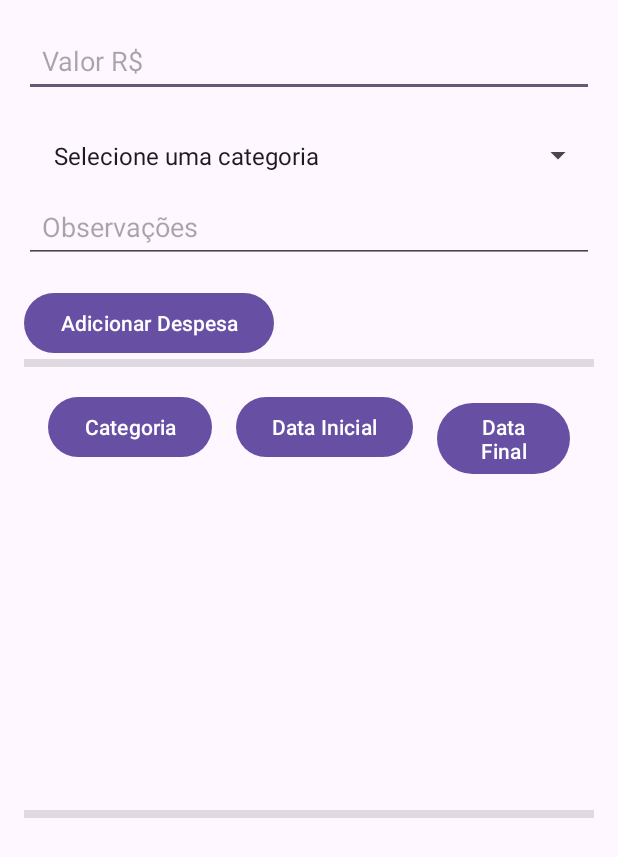
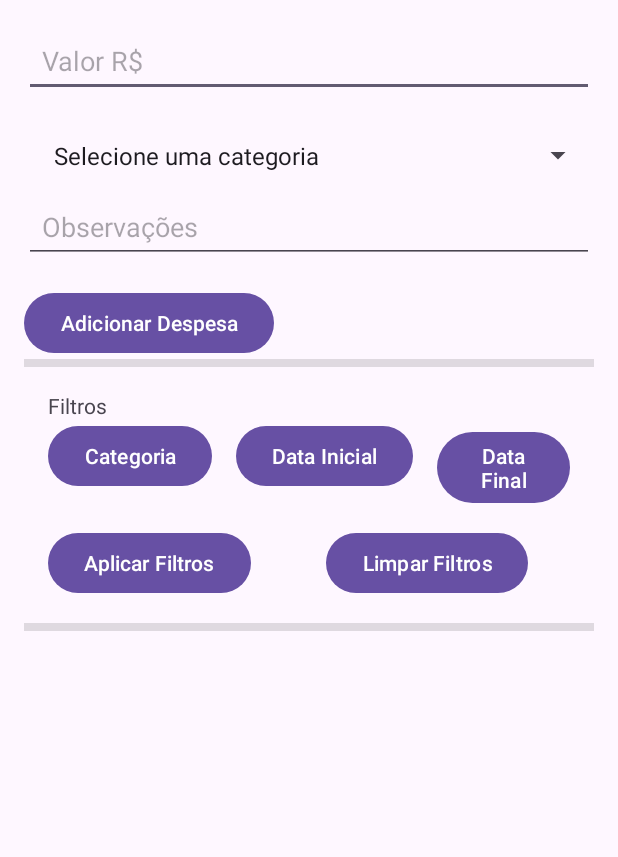
Before and after one commit to bruno-amc/kotlin_projects, an Android app: the ExpenseControlScreen screen opened directly, with no data from a screen before it, on a phone screen of 412 x 824 dp. Shown: the top 857 px of the screen. Run offline under Robolectric (Android 15) with nearby library versions, the phone set to English and light mode, and no system bars.

Commit message:
adiconado com sucesso os filtros de DATA - não tem o de categoria ainda

```diff
--- a/expense_control_app/app/src/main/res/layout/activity_expense_control_screen.xml
+++ b/expense_control_app/app/src/main/res/layout/activity_expense_control_screen.xml
@@ -50,8 +50,26 @@
     <LinearLayout
         android:layout_width="match_parent"
         android:layout_height="wrap_content"
-        android:orientation="horizontal"
+        android:orientation="vertical"
         android:padding="16dp">
+
+        <LinearLayout
+            android:layout_width="match_parent"
+            android:layout_height="wrap_content"
+            android:orientation="horizontal">
+
+           <TextView
+               android:layout_width="wrap_content"
+               android:layout_height="wrap_content"
+               android:text="Filtros"
+               />
+        </LinearLayout>
+
+        <!-- Botões de Categoria e Datas em uma linha -->
+        <LinearLayout
+            android:layout_width="match_parent"
+            android:layout_height="wrap_content"
+            android:orientation="horizontal">
 
             <Button
                 android:id="@+id/button_select_category_to_filter"
@@ -73,12 +91,29 @@
                 android:layout_marginStart="16dp"
                 android:text="Data Final" />
 
+
+        </LinearLayout>
+        <!-- Botão de Aplicar Filtros em uma nova linha -->
+        <LinearLayout
+            android:layout_width="match_parent"
+            android:layout_height="wrap_content"
+            android:orientation="horizontal">
+
         <Button
             android:id="@+id/button_apply_date_filter"
             android:layout_width="wrap_content"
             android:layout_height="wrap_content"
-            android:layout_marginStart="16dp"
+            android:layout_marginTop="16dp"
             android:text="Aplicar Filtros" />
+
+        <Button
+            android:id="@+id/button_remove_date_and_category_filter"
+            android:layout_width="wrap_content"
+            android:layout_height="wrap_content"
+            android:layout_marginTop="16dp"
+            android:text="Limpar Filtros"
+            android:layout_marginStart="50dp"/>
+        </LinearLayout>
     </LinearLayout>
 
     <View
```
Also changed, not shown: expense_control_app/app/src/main/java/com/example/expense_control_app/DatabaseHelper.kt (+18 -0 lines), expense_control_app/app/src/main/java/com/example/expense_control_app/ExpenseControlScreen.kt (+105 -0 lines). Lines whose indentation alone changed are shown as unchanged.
